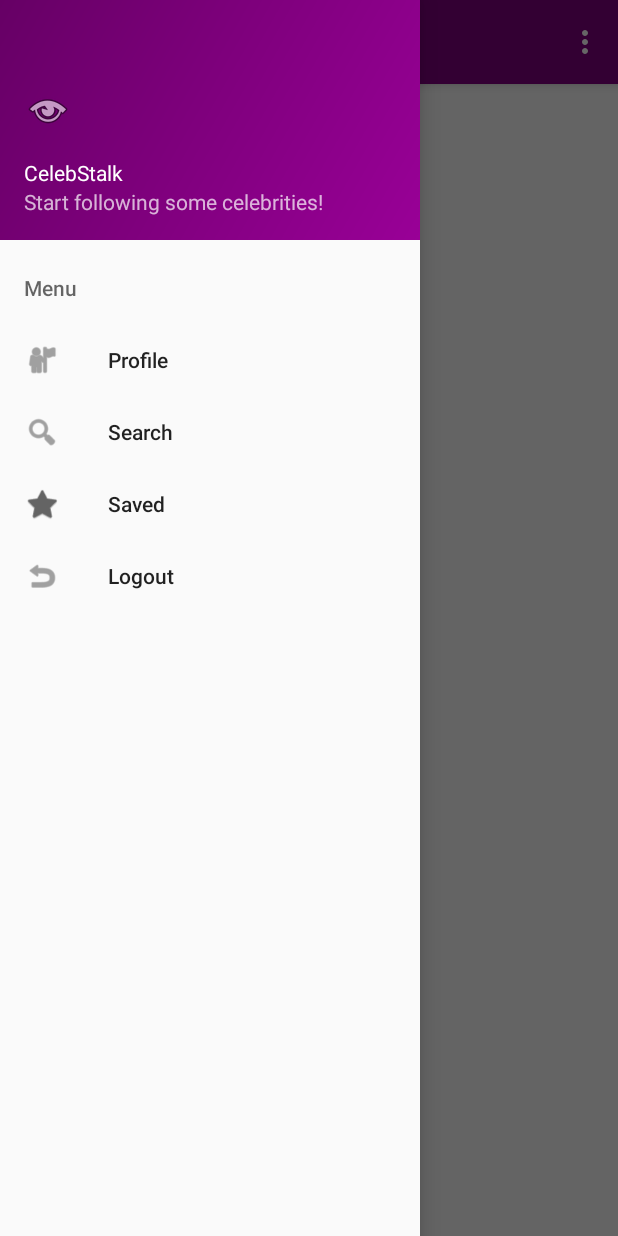
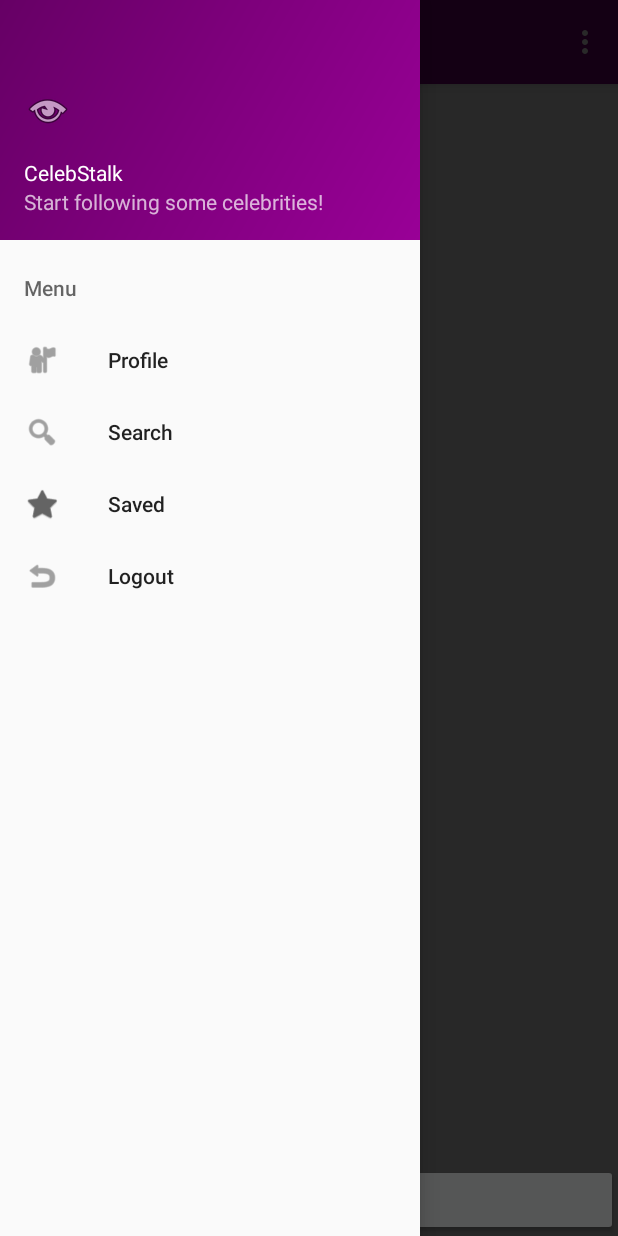
Before and after one commit to gkatan/CelebStalk, an Android app: the screen it shows after launch (MainActivity), with the side drawer open, on a phone screen of 412 x 824 dp. Run offline under Robolectric (Android 15) with nearby library versions, the phone set to English and light mode, and no system bars.

Commit message:
DB reset button works, and I added Iris's rounded button back in

```diff
--- a/app/src/main/java/jaemolee/myapplication/MainActivity.java
+++ b/app/src/main/java/jaemolee/myapplication/MainActivity.java
@@ -46,6 +46,7 @@ public class MainActivity extends AppCompatActivity
         b1.setOnClickListener(new View.OnClickListener() {
             @Override
             public void onClick(View v) {
+                mydb.closeDB();
                 mydb.deleteDB(getApplicationContext());
                 buildDB(mydb);
             }
--- a/app/src/main/java/jaemolee/myapplication/Saved.java
+++ b/app/src/main/java/jaemolee/myapplication/Saved.java
@@ -49,7 +49,7 @@ public class Saved extends AppCompatActivity
 
         mydb = new DBHelper(this);
 
-        listView = (ListView)findViewById(R.id.savedList);
+        listView = (ListView)findViewById(R.id.nameList);
 
         ArrayList<Profile> list = mydb.getAllProfiles();
 
--- a/app/src/main/res/layout/activity_main.xml
+++ b/app/src/main/res/layout/activity_main.xml
@@ -8,6 +8,20 @@
     <include layout="@layout/app_bar_main" android:layout_width="match_parent"
         android:layout_height="match_parent" />
 
+    <RelativeLayout
+        android:layout_width="wrap_content"
+        android:layout_height="wrap_content">
+    <Button
+        android:id="@+id/resetdb"
+        android:text="Reset Database"
+        android:textColor="#3114ff"
+        android:layout_height="wrap_content"
+        android:layout_width="wrap_content"
+        android:layout_alignParentBottom="true"
+        android:layout_alignParentRight="true"
+        android:layout_alignParentLeft="true" />
+    </RelativeLayout>
+
     <android.support.design.widget.NavigationView android:id="@+id/nav_view"
         android:layout_width="wrap_content" android:layout_height="match_parent"
         android:layout_gravity="start" android:fitsSystemWindows="true"
```
Also changed, not shown: app/src/main/res/layout/celeb_profile.xml (+3 -4 lines), app/src/main/res/layout/saved_main.xml (+0 -7 lines), app/src/main/java/jaemolee/myapplication/CustomAdapter.java (line endings or trailing spaces).
